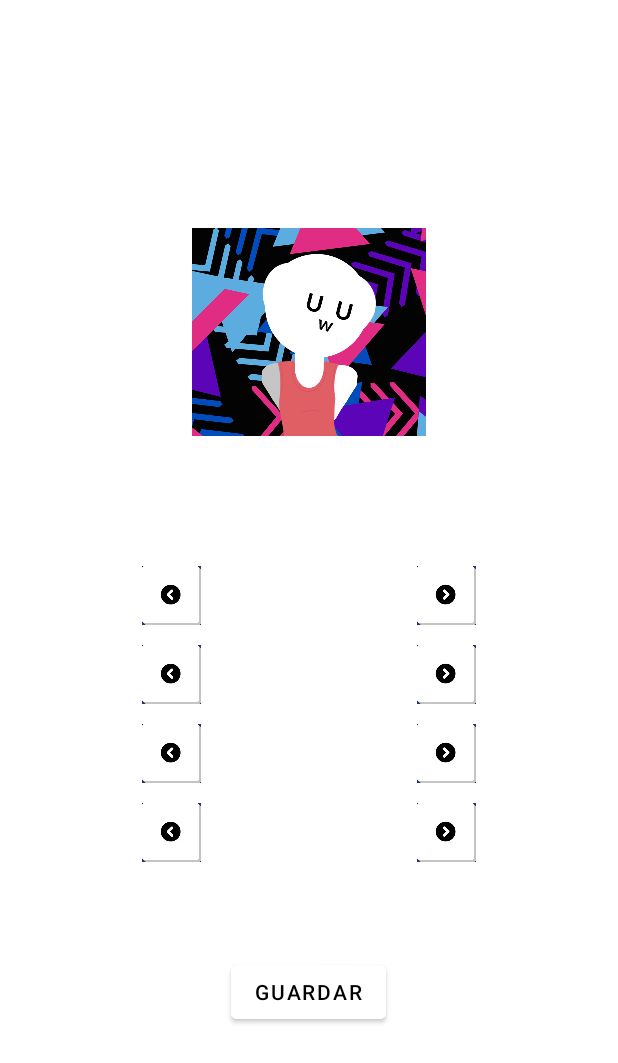
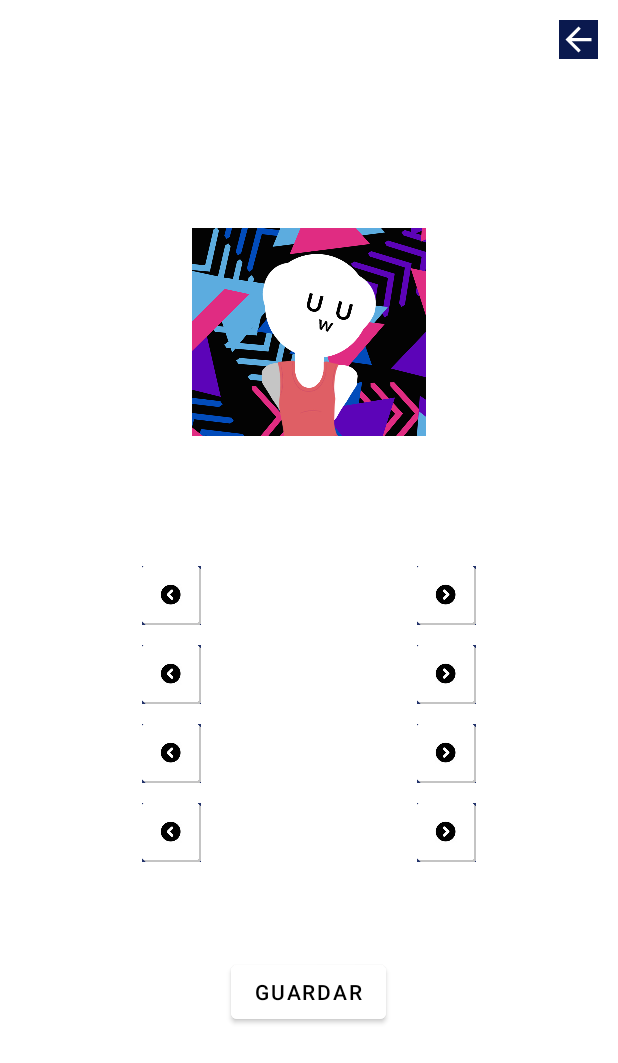
Before and after one commit to ezezbogar/El-Indeciso, an Android app: the layout fragment_profile_menu.xml on its own in the app's theme, with its tools: preview values and no code run, on a phone screen of 412 x 824 dp. Shown: the top 1063 px of the screen. Run offline under Robolectric (Android 15) with nearby library versions, the phone set to English and light mode, and no system bars.

Commit message:
Implementación básica de un Play Menu y agregado de prev page button
Se implementó un play menu de forma básica, tal que se pueda visualizar una interacción entre el menú principal y el menú para jugar. Además, se implementó un prev page button para poder anvegar entre los fragments

```diff
--- /dev/null
+++ b/app/src/main/res/drawable/ic_back_arrow.xml
@@ -0,0 +1,5 @@
+<vector android:height="24dp" android:tint="#FFFFFF"
+    android:viewportHeight="24" android:viewportWidth="24"
+    android:width="24dp" xmlns:android="http://schemas.android.com/apk/res/android">
+    <path android:fillColor="@android:color/white" android:pathData="M20,11H7.83l5.59,-5.59L12,4l-8,8 8,8 1.41,-1.41L7.83,13H20v-2z"/>
+</vector>
--- a/app/src/main/res/layout/fragment_profile_menu.xml
+++ b/app/src/main/res/layout/fragment_profile_menu.xml
@@ -1,9 +1,22 @@
 <?xml version="1.0" encoding="utf-8"?>
 <FrameLayout xmlns:android="http://schemas.android.com/apk/res/android"
+    xmlns:app="http://schemas.android.com/apk/res-auto"
     xmlns:tools="http://schemas.android.com/tools"
     android:layout_width="match_parent"
     android:layout_height="match_parent"
     tools:context=".ProfileMenuFragment">
+
+    <ImageButton
+        android:id="@+id/prev_page_profile_menu"
+        android:layout_width="@dimen/_20sdp"
+        android:layout_height="@dimen/_20sdp"
+        app:srcCompat="@drawable/ic_back_arrow"
+        android:layout_gravity="top|end"
+        android:background="@color/top_background_color"
+        android:layout_marginTop="@dimen/_10sdp"
+        android:layout_marginRight="@dimen/_10sdp"
+        android:scaleType="centerCrop"
+        android:contentDescription="@string/settings_content_description_text" />
 
     <ImageView
         android:id="@+id/back_profile_menu"
--- a/app/src/main/res/values/colors.xml
+++ b/app/src/main/res/values/colors.xml
@@ -7,7 +7,9 @@
     <color name="teal_700">#FF018786</color>
     <color name="black">#FF000000</color>
     <color name="white">#FFFFFFFF</color>
-    <color name="background_color">#24346c</color>
+
+    <color name="principal_background_color">#24346c</color>
+    <color name="top_background_color">#0a194e</color>
 
     <color name="play_color">#f36961</color>
     <color name="profile_color">#f8ccc4</color>
--- a/app/src/main/res/values/styles.xml
+++ b/app/src/main/res/values/styles.xml
@@ -24,7 +24,7 @@
         <item name="android:layout_height">@dimen/_40sdp</item>
         <item name="srcCompat">@drawable/ic_settings</item>
         <item name="android:layout_gravity">top|end</item>
-        <item name="android:background">@color/background_color</item>
+        <item name="android:background">@color/principal_background_color</item>
         <item name="android:layout_marginTop">@dimen/_108sdp</item>
         <item name="android:layout_marginRight">@dimen/_20sdp</item>
     </style>
@@ -33,7 +33,7 @@
         <item name="android:layout_height">@dimen/_40sdp</item>
         <item name="srcCompat">@drawable/ic_settings</item>
         <item name="android:layout_gravity">top|start</item>
-        <item name="android:background">@color/background_color</item>
+        <item name="android:background">@color/principal_background_color</item>
         <item name="android:layout_marginTop">@dimen/_90sdp</item>
         <item name="android:layout_marginRight">@dimen/_20sdp</item>
     </style>
@@ -56,7 +56,7 @@
     <style name="prevButton">
         <item name="android:layout_width">@dimen/_30sdp</item>
         <item name="android:layout_height">@dimen/_30sdp</item>
-        <item name="android:background">@color/background_color</item>
+        <item name="android:background">@color/principal_background_color</item>
         <item name="srcCompat">@drawable/prev_button</item>
         <item name="android:layout_marginTop">@dimen/margin_between_lines_profile_menu</item>
         <item name="android:scaleType">centerCrop</item>
@@ -66,7 +66,7 @@
     <style name="nextButton">
         <item name="android:layout_width">@dimen/_30sdp</item>
         <item name="android:layout_height">@dimen/_30sdp</item>
-        <item name="android:background">@color/background_color</item>
+        <item name="android:background">@color/principal_background_color</item>
         <item name="srcCompat">@drawable/next_button</item>
         <item name="android:layout_marginTop">@dimen/margin_between_lines_profile_menu</item>
         <item name="android:scaleType">centerCrop</item>
```
Also changed, not shown: app/src/main/java/com/example/el_indeciso/MainMenuFragment.kt (+8 -0 lines), app/src/main/java/com/example/el_indeciso/PlayFragment.kt (+8 -0 lines), app/src/main/java/com/example/el_indeciso/ProfileMenuFragment.kt (+8 -0 lines), app/src/main/res/layout/fragment_play.xml (+43 -4 lines).
